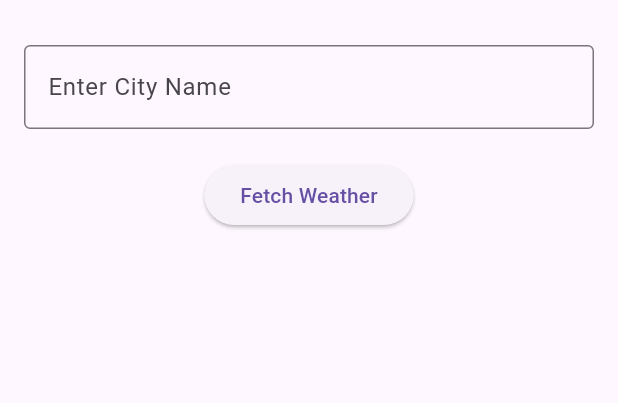
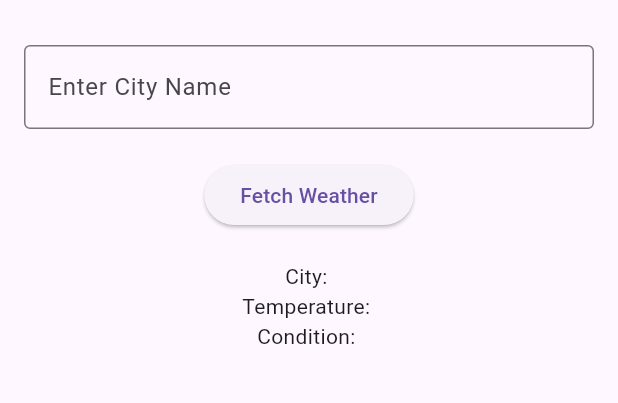
Before and after one commit to nuhs101/weather_info_app, a Flutter app: the screen it shows after launch, on a phone screen of 412 x 824 dp, the part 63-466 px from its top. Run offline on Flutter 3.47's test engine with Material 3 defaults, Android fonts, the phone set to English and light mode, and no system bars.

Commit message:
Displayed simulated weather information

```diff
--- a/lib/main.dart
+++ b/lib/main.dart
@@ -60,6 +60,10 @@ class _WeatherHomePageState extends State<WeatherHomePage> {
               onPressed: _fetchWeather,
               child: Text('Fetch Weather'),
             ),
+            SizedBox(height: 20),
+            Text('City: $_cityName'),
+            Text('Temperature: $_temperature'),
+            Text('Condition: $_weatherCondition'),
           ],
         ),
       ),
```
